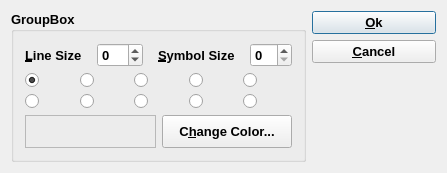
Qt form gems3/vizor4/dlg4/ColorDialog4.ui (gemshub/GEMSGUI) before a commit.
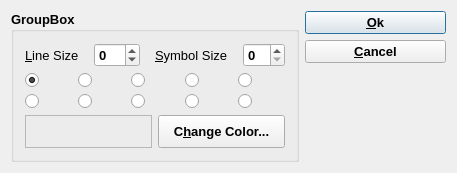
The same form after that commit. Icons and pictures are not drawn.

```diff
--- a/gems3/vizor4/dlg4/ColorDialog4.ui
+++ b/gems3/vizor4/dlg4/ColorDialog4.ui
@@ -6,7 +6,7 @@
    <rect>
     <x>0</x>
     <y>0</y>
-    <width>447</width>
+    <width>457</width>
     <height>173</height>
    </rect>
   </property>
@@ -42,6 +42,12 @@
         </property>
         <item>
          <widget class="QLabel" name="TextLabel1">
+          <property name="font">
+           <font>
+            <weight>50</weight>
+            <bold>false</bold>
+           </font>
+          </property>
           <property name="text">
            <string>&amp;Line Size</string>
           </property>
@@ -65,6 +71,12 @@
         </item>
         <item>
          <widget class="QLabel" name="TextLabel2">
+          <property name="font">
+           <font>
+            <weight>50</weight>
+            <bold>false</bold>
+           </font>
+          </property>
           <property name="text">
            <string>&amp;Symbol Size</string>
           </property>
```
